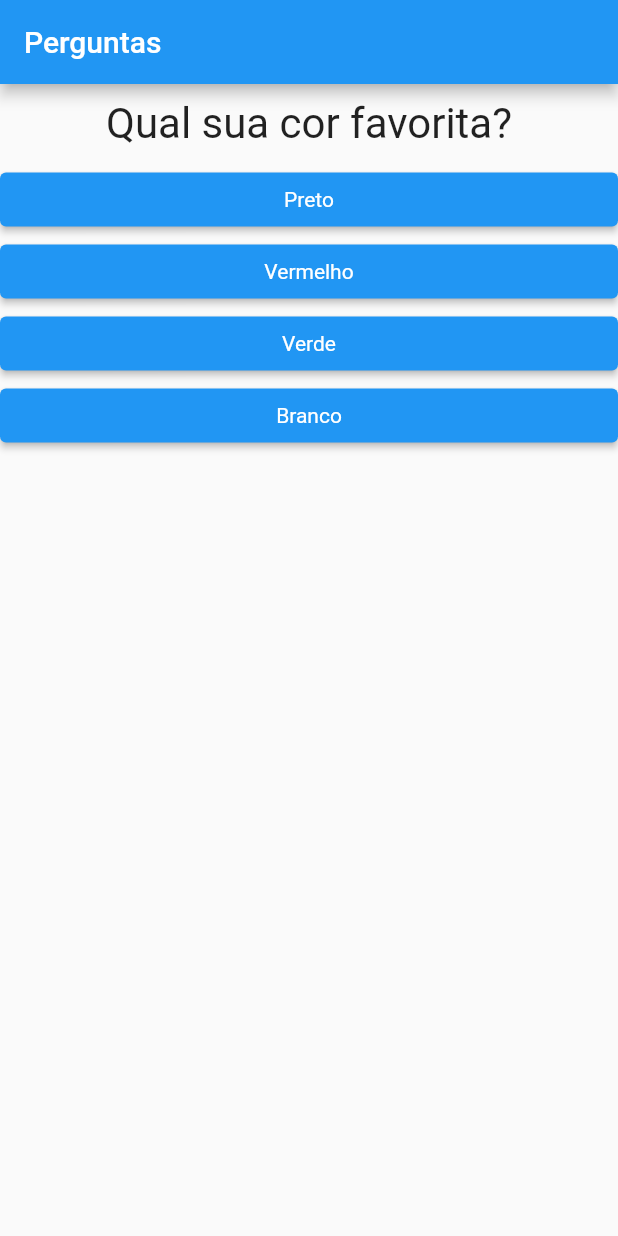
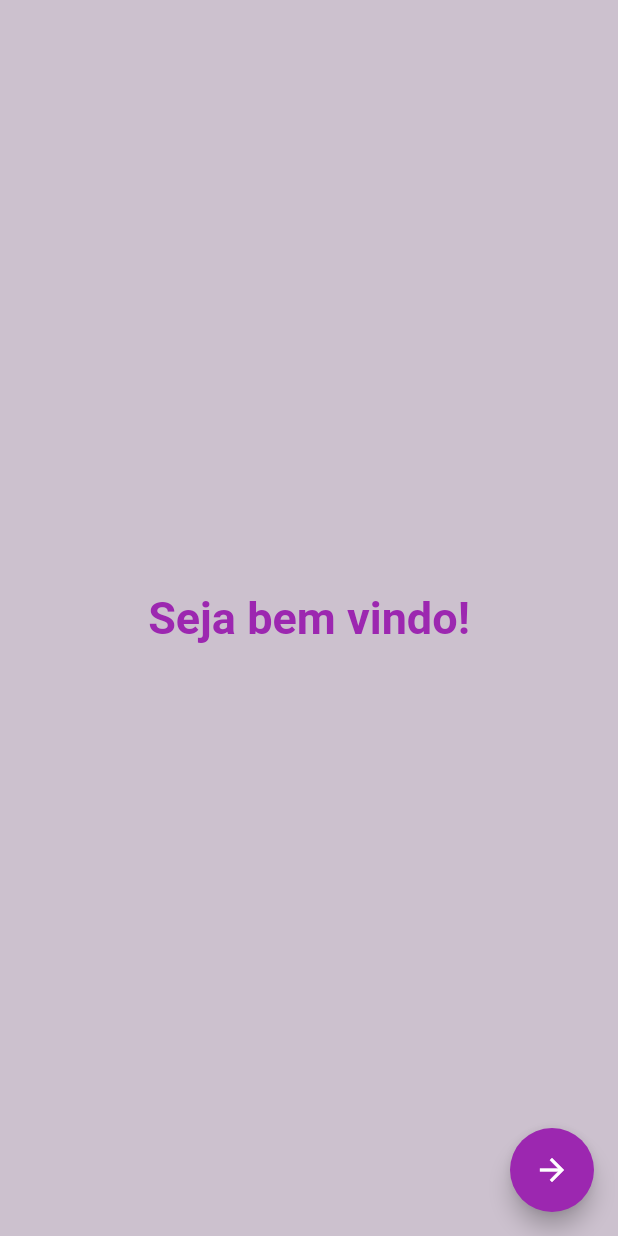
Before and after one commit to manuabigsz/flutter_simple_app_perguntas, a Flutter app: the screen it shows after launch, on a phone screen of 412 x 824 dp. Run offline on Flutter 3.47's test engine with Material 2 defaults, Android fonts, the phone set to English and light mode, and no system bars.

Commit message:
Tela boas vindas

```diff
--- a/lib/main.dart
+++ b/lib/main.dart
@@ -5,8 +5,14 @@ import 'package:primeiro_projeto/respostas.dart';
 
 import 'resultado.dart';
 
-main() {
-  runApp(new PerguntaApp());
+void main() {
+  runApp(MaterialApp(
+    home: BemVindo(),
+    routes: {
+      '/bem-vindo': (context) => BemVindo(),
+      '/pergunta-app': (context) => PerguntaApp(),
+    },
+  ));
 }
 
 class _PerguntaAppState extends State<PerguntaApp> {
@@ -42,7 +48,6 @@ class _PerguntaAppState extends State<PerguntaApp> {
       ],
     },
   ];
-
   void _respoder(int pontuacao) {
     if (pergSelecionada) {
       setState(() {
@@ -67,17 +72,24 @@ class _PerguntaAppState extends State<PerguntaApp> {
 
   Widget build(BuildContext context) {
     return MaterialApp(
+      theme: ThemeData(
+        scaffoldBackgroundColor: Color.fromARGB(255, 204, 193, 206),
+      ),
       home: Scaffold(
         appBar: AppBar(
           title: Text('Perguntas'),
+          backgroundColor: Color.fromARGB(255, 149, 125, 255),
         ),
-        body: pergSelecionada
+        body: Padding(
+          padding: const EdgeInsets.all(50.0),
+          child: pergSelecionada
               ? Questionario(
                   perguntas: _perguntas,
                   perguntaSelecionada: _perguntaSelecionada,
                   quandoResponder: _respoder,
                 )
               : Resultado(_pontuacaoTotal, _reiniciarQuest),
+        ),
       ),
     );
   }
@@ -89,3 +101,38 @@ class PerguntaApp extends StatefulWidget {
     return _PerguntaAppState();
   }
 }
+
+class BemVindo extends StatefulWidget {
+  @override
+  State<BemVindo> createState() => _BemVindo();
+}
+
+class _BemVindo extends State<BemVindo> {
+  @override
+  Widget build(BuildContext context) {
+    return Scaffold(
+      body: Container(
+        color: Color.fromARGB(255, 204, 193, 206),
+        child: Center(
+          child: Text(
+            'Seja bem vindo!',
+            style: TextStyle(
+                color: Colors.purple,
+                fontWeight: FontWeight.bold,
+                fontSize: 30),
+          ),
+        ),
+      ),
+      floatingActionButton: FloatingActionButton(
+        backgroundColor: Colors.purple,
+        child: Icon(
+          Icons.arrow_forward,
+          color: Colors.white,
+        ),
+        onPressed: () {
+          Navigator.pushNamed(context, '/pergunta-app');
+        },
+      ),
+    );
+  }
+}
--- a/lib/respostas.dart
+++ b/lib/respostas.dart
@@ -8,16 +8,20 @@ class Resposta extends StatelessWidget {
 
   @override
   Widget build(BuildContext context) {
+    double larguraDisponivel = MediaQuery.of(context).size.width - 200;
+
     return Container(
-      width: double.infinity,
+      width: larguraDisponivel,
+      height: 80,
       child: ElevatedButton(
         onPressed: onSelecao,
         child: Text(texto),
         style: ElevatedButton.styleFrom(
-            backgroundColor: Colors.blue,
-            textStyle: TextStyle(
-              color: Colors.white,
-            )),
+          backgroundColor: Color.fromARGB(255, 149, 125, 255),
+          textStyle: TextStyle(
+            color: Colors.white,
+          ),
+        ),
       ),
     );
   }
```
Also changed, not shown: lib/Questionario.dart (+13 -3 lines), lib/resultado.dart (+24 -12 lines). Lines whose indentation alone changed are shown as unchanged.
